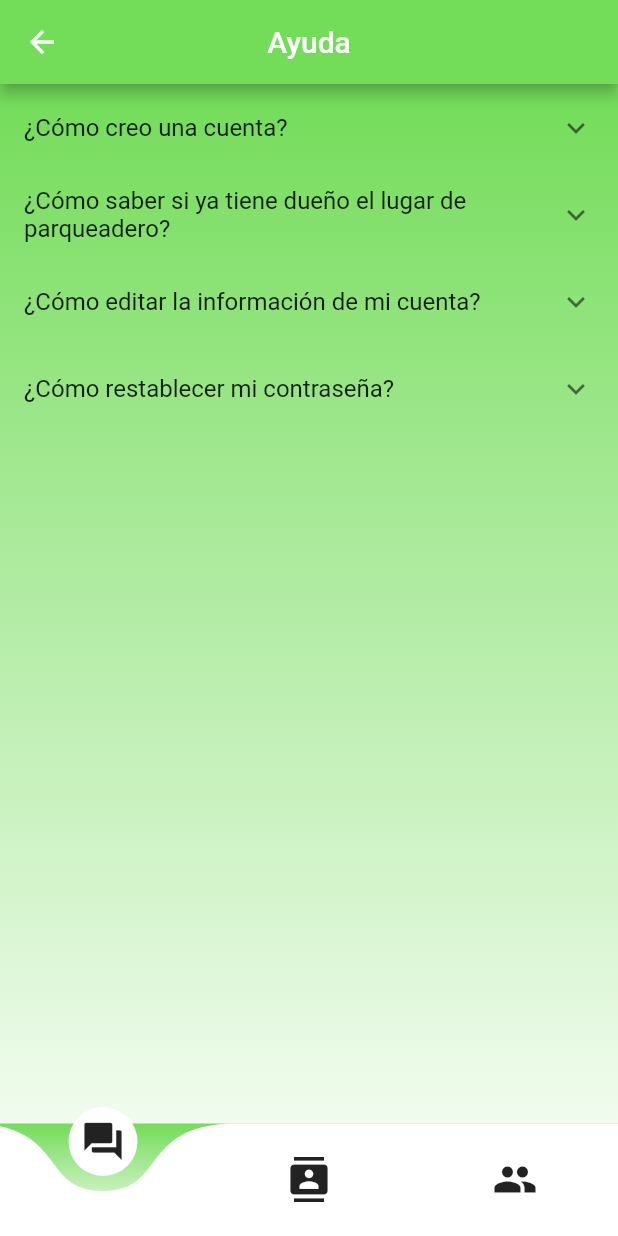
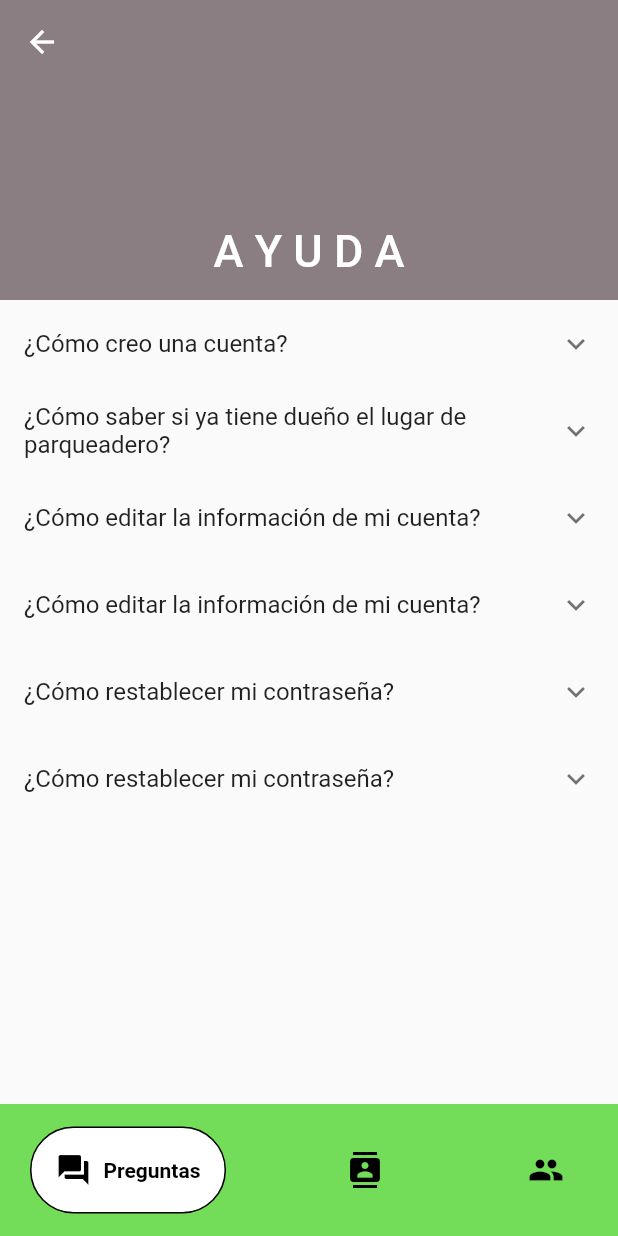
Before and after one commit to afguevara4/ParkingESPE, a Flutter app: the FAQScreen screen opened directly, on a phone screen of 412 x 824 dp. Run offline on Flutter 3.47's test engine with Material 2 defaults, Android fonts, the phone set to English and light mode, and no system bars; drawn by our look-alikes of curved_navigation_bar, google_nav_bar; our stand-ins replace cloud_firestore, firebase_core, flutter_svg, font_awesome_flutter, google_fonts, table_calendar; accounts and stored records are empty.

Commit message:
Cambios finales

```diff
--- a/lib/src/paginas/Ayuda.dart
+++ b/lib/src/paginas/Ayuda.dart
@@ -1,13 +1,15 @@
-import 'package:curved_navigation_bar/curved_navigation_bar.dart';
 import 'package:flutter/material.dart';
 import 'package:font_awesome_flutter/font_awesome_flutter.dart';
+import 'package:google_nav_bar/google_nav_bar.dart';
 
 class FAQScreen extends StatefulWidget {
+  const FAQScreen({Key? key}) : super(key: key);
+
   @override
-  _FAQScreenState createState() => _FAQScreenState();
+  State<FAQScreen> createState() => _FAQScreenState();
 }
 
-class _FAQScreenState extends State<FAQScreen> with TickerProviderStateMixin {
+class _FAQScreenState extends State<FAQScreen> {
   final List<QuestionAnswer> faqData = [
     QuestionAnswer(
       question: '¿Cómo creo una cuenta?',
@@ -23,86 +25,86 @@ class _FAQScreenState extends State<FAQScreen> with TickerProviderStateMixin {
       answer: 'Puedes editar tu información yendo a la sección de perfil...',
     ),
     QuestionAnswer(
+      question: '¿Cómo editar la información de mi cuenta?',
+      answer: 'Puedes editar tu información yendo a la sección de perfil...',
+    ),
+    QuestionAnswer(
+      question: '¿Cómo restablecer mi contraseña?',
+      answer:
+          'Para restablecer tu contraseña, ve a la página de inicio de sesión...',
+    ),
+    QuestionAnswer(
       question: '¿Cómo restablecer mi contraseña?',
       answer:
           'Para restablecer tu contraseña, ve a la página de inicio de sesión...',
     ),
   ];
-
-  late TabController _tabController;
-
-  @override
-  void initState() {
-    super.initState();
-    _tabController = TabController(
-        length: 3,
-        vsync: this,
-        initialIndex: 0); // Set initialIndex to 0 for FAQ tab
-  }
-
-  @override
-  void dispose() {
-    _tabController.dispose();
-    super.dispose();
-  }
+  int _selectedIndex = 0;
 
   @override
   Widget build(BuildContext context) {
     return Scaffold(
-      appBar: AppBar(
+      body: CustomScrollView(
+        slivers: [
+          SliverAppBar(
             backgroundColor: const Color.fromARGB(255, 115, 220, 89),
+            floating: true,
+            pinned: true,
+            expandedHeight: 200, // Set the desired expanded height
+            flexibleSpace: FlexibleSpaceBar(
+              background: Container(
+                color: Color.fromARGB(255, 138, 126, 130),
+              ),
               centerTitle: true,
-        title: const Text("Ayuda",
-            style: TextStyle(color: Color.fromARGB(255, 255, 255, 255))),
-      ),
-      extendBody: true,
-      body: Container(
-          decoration: BoxDecoration(
-            gradient: LinearGradient(
-              colors: [Color.fromARGB(255, 115, 220, 89), Colors.white],
-              begin: Alignment.topCenter,
-              end: Alignment.bottomCenter,
+              title: Text('A Y U D A'),
             ),
           ),
-          child: TabBarView(
-            controller: _tabController,
+          SliverFillRemaining(
+            child: IndexedStack(
+              index: _selectedIndex,
               children: [
                 _buildFAQPage(),
                 _buildContactsPage(),
                 _buildCreatorsPage(),
-            ].map((Widget page) {
-              return Container(
-                decoration: BoxDecoration(
-                  gradient: LinearGradient(
-                    colors: [Color.fromARGB(25, 115, 220, 89), Colors.white],
-                    begin: Alignment.topCenter,
-                    end: Alignment.bottomCenter,
+              ],
             ),
           ),
-                child: page,
-              );
-            }).toList(),
-          )),
+        ],
+      ),
       bottomNavigationBar: Container(
-        decoration: BoxDecoration(
-          gradient: LinearGradient(
-            colors: [Color.fromARGB(255, 115, 220, 89), Colors.white],
-            begin: Alignment.topCenter,
-            end: Alignment.bottomCenter,
+        color: Color.fromARGB(255, 115, 220, 89),
+        child: Padding(
+          padding: EdgeInsets.symmetric(horizontal: 20.0, vertical: 15),
+          child: GNav(
+            backgroundColor: Color.fromARGB(255, 115, 220, 89),
+            color: Colors.black,
+            activeColor: Colors.black,
+            tabBackgroundColor: Colors.white,
+            haptic: true,
+            tabActiveBorder: Border.all(color: Colors.black, width: 1),
+            gap: 8,
+            padding: EdgeInsets.all(16),
+            tabs: const [
+              GButton(
+                icon: Icons.question_answer,
+                text: 'Preguntas',
               ),
+              GButton(
+                icon: Icons.contacts,
+                text: 'Contactos',
               ),
-        child: CurvedNavigationBar(
-          backgroundColor: Colors.transparent,
-          items: <Widget>[
-            Icon(Icons.question_answer, size: 30),
-            Icon(Icons.contacts, size: 30),
-            Icon(Icons.people, size: 30), // Agrega este ícono
+              GButton(
+                icon: Icons.people,
+                text: 'CEOs',
+              ),
             ],
-          onTap: (index) {
+            selectedIndex: _selectedIndex,
+            onTabChange: (index) {
               setState(() {
-              _tabController.animateTo(index);
+                _selectedIndex = index;
               });
             },
+          ),
         ),
       ),
     );
@@ -131,22 +133,24 @@ class _FAQScreenState extends State<FAQScreen> with TickerProviderStateMixin {
         ListTile(
           leading: Icon(Icons.email),
           title: Text("Contactanos por email"),
-          subtitle: Column(
+          subtitle: const Column(
             crossAxisAlignment: CrossAxisAlignment.start,
             children: [
               Text("Dudas, incidencias, reservas abiertas"),
               Text("denniscaisa@gmail.com"), // Segundo número de teléfono
             ],
           ),
+
           // Agrega el código para enviar un correo electrónico
           onTap: () {
             // Agrega el código para abrir una aplicación de correo con el destinatario y asunto predefinidos
           },
         ),
+        Divider(),
         ListTile(
           leading: Icon(Icons.phone),
           title: Text("Contáctanos por teléfono"),
-          subtitle: Column(
+          subtitle: const Column(
             crossAxisAlignment: CrossAxisAlignment.start,
             children: [
               Text(
@@ -160,10 +164,11 @@ class _FAQScreenState extends State<FAQScreen> with TickerProviderStateMixin {
             // Agrega el código para iniciar una llamada telefónica
           },
         ),
+        Divider(),
         ListTile(
           leading: Icon(FontAwesomeIcons.whatsapp),
           title: Text("WhatsApp"),
-          subtitle: Column(
+          subtitle: const Column(
             crossAxisAlignment: CrossAxisAlignment.start,
             children: [
               Text("+593 98 710 5359"),
@@ -175,16 +180,17 @@ class _FAQScreenState extends State<FAQScreen> with TickerProviderStateMixin {
             // Agrega el código para abrir WhatsApp con un mensaje predefinido
           },
         ),
+        Divider(),
         ListTile(
           leading: Icon(Icons.social_distance),
-          title: Column(
+          title: const Column(
             crossAxisAlignment: CrossAxisAlignment.start,
             children: [
               Text("Redes Sociales"),
               Text("Puedes saber más de nosotros en las redes"),
             ],
           ),
-          subtitle: Row(
+          subtitle: const Row(
             //mainAxisAlignment: MainAxisAlignment.center,
             children: [
               Icon(Icons.facebook), // Ícono de Facebook
@@ -200,31 +206,32 @@ class _FAQScreenState extends State<FAQScreen> with TickerProviderStateMixin {
             // Agrega el código para abrir enlaces a perfiles en redes sociales
           },
         ),
+        Divider(),
       ],
     );
   }
 }
 
 Widget _buildCreatorsPage() {
-  return Center(
+  return const Center(
     child: Column(
       mainAxisAlignment: MainAxisAlignment.center,
       children: [
         CircleAvatar(
           backgroundImage: AssetImage(
-              "assets/page-1/images/Croquis2.png"), // Ruta de la imagen del creador 1
-          radius: 50,
+              "assets/page-1/images/Dennis.jpg"), // Ruta de la imagen del creador 1
+          radius: 100,
         ),
-        SizedBox(height: 10),
-        Text("Creador 1"), // Nombre del creador 1
         SizedBox(height: 20),
+        Text("Dennis Caisa"), // Nombre del creador 1
+        SizedBox(height: 30),
         CircleAvatar(
           backgroundImage: AssetImage(
-              "assets/page-1/images/Croquis2.png"), // Ruta de la imagen del creador 2
-          radius: 50,
+              "assets/page-1/images/Adrian.jpg"), // Ruta de la imagen del creador 2
+          radius: 100,
         ),
-        SizedBox(height: 10),
-        Text("Creador 2"), // Nombre del creador 2
+        SizedBox(height: 20),
+        Text("Adrian Guevara"), // Nombre del creador 2
       ],
     ),
   );
--- a/lib/src/paginas/WelcomeOff.dart
+++ b/lib/src/paginas/WelcomeOff.dart
@@ -1,4 +1,5 @@
 import 'package:flutter/material.dart';
+import 'package:flutter_svg/svg.dart';
 import 'package:parking_espe/src/paginas/drawer_off.dart';
 
 class WelcomeOff extends StatelessWidget {
@@ -33,8 +34,8 @@ class WelcomeOff extends StatelessWidget {
                     child: InteractiveViewer(
                       maxScale: 10.0,
                       minScale: 0.5,
-                      child: Image.asset(
-                        'assets/page-1/images/Croquis2.png',
+                      child: SvgPicture.asset(
+                        'assets/page-1/images/Croquis2.svg',
                         fit: BoxFit.contain,
                         alignment: Alignment.topCenter,
                       ),
--- a/lib/src/paginas/drawer_off.dart
+++ b/lib/src/paginas/drawer_off.dart
@@ -87,7 +87,7 @@ class _CustomDrawerState extends State<CustomDrawerOff> {
               ),
             ),
             _buildListTile(Icons.local_parking, "Aparcar", 3),
-            _buildListTile(Icons.favorite, "Reservar", 4),
+            //_buildListTile(Icons.favorite, "Reservar", 4),
             _buildListTile(Icons.local_parking, "Iniciar Sesion", 8),
             Spacer(),
             BottomNavigationBar(
--- a/pubspec.yaml
+++ b/pubspec.yaml
@@ -43,6 +43,7 @@ dependencies:
   provider: ^6.0.5
   font_awesome_flutter: ^10.5.0
   curved_navigation_bar: ^1.0.3
+  google_nav_bar: ^5.0.6
   table_calendar:
   flutter_svg:
 
@@ -112,6 +113,8 @@ flutter:
     - assets/page-1/images/image-5-bg-Z91.png
     - assets/page-1/images/Croquis2.png
     - assets/page-1/images/Croquis2.svg
+    - assets/page-1/images/Adrian.jpg
+    - assets/page-1/images/Dennis.jpg
   #   - images/a_dot_ham.jpeg
 
   # An image asset can refer to one or more resolution-specific "variants", see
```
Also changed, not shown: lib/src/paginas/Reservar.dart (+74 -30 lines), lib/src/paginas/drawer.dart (+2 -6 lines), assets/page-1/images/Adrian.jpg (added), assets/page-1/images/Dennis.jpg (added), pubspec.lock. Lines whose indentation alone changed are shown as unchanged.
